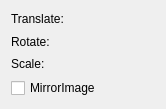
First picture: the form in lib/util/Canvas/items/TransformGuiTemplate.ui, repository acq4/acq4, before the edit.
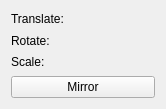
Second picture: the form after the edit.

Diff of the .ui file:
```diff
--- a/lib/util/Canvas/items/TransformGuiTemplate.ui
+++ b/lib/util/Canvas/items/TransformGuiTemplate.ui
@@ -42,9 +42,12 @@
     </widget>
    </item>
    <item>
-    <widget class="QCheckBox" name="mirrorImageCheck">
+    <widget class="QPushButton" name="mirrorImageBtn">
+     <property name="toolTip">
+      <string extracomment="Mirror the item across the global Y axis"/>
+     </property>
      <property name="text">
-      <string>MirrorImage</string>
+      <string>Mirror</string>
      </property>
     </widget>
    </item>
```
